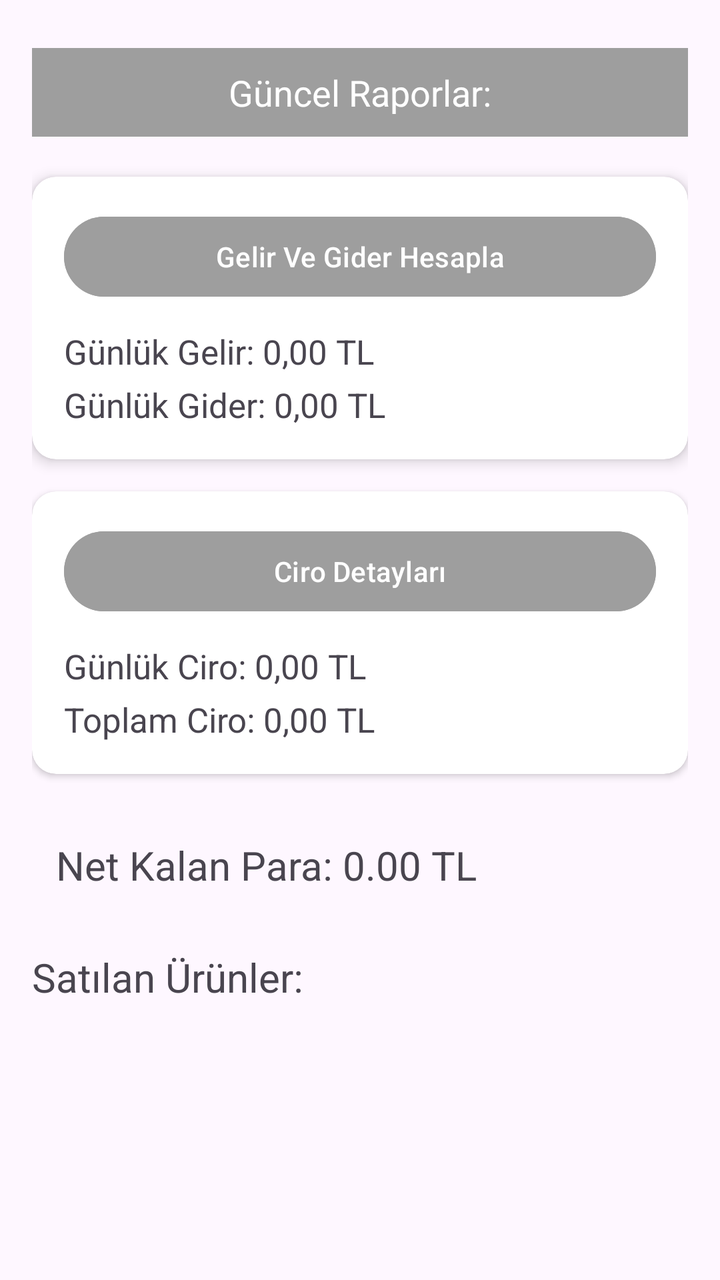
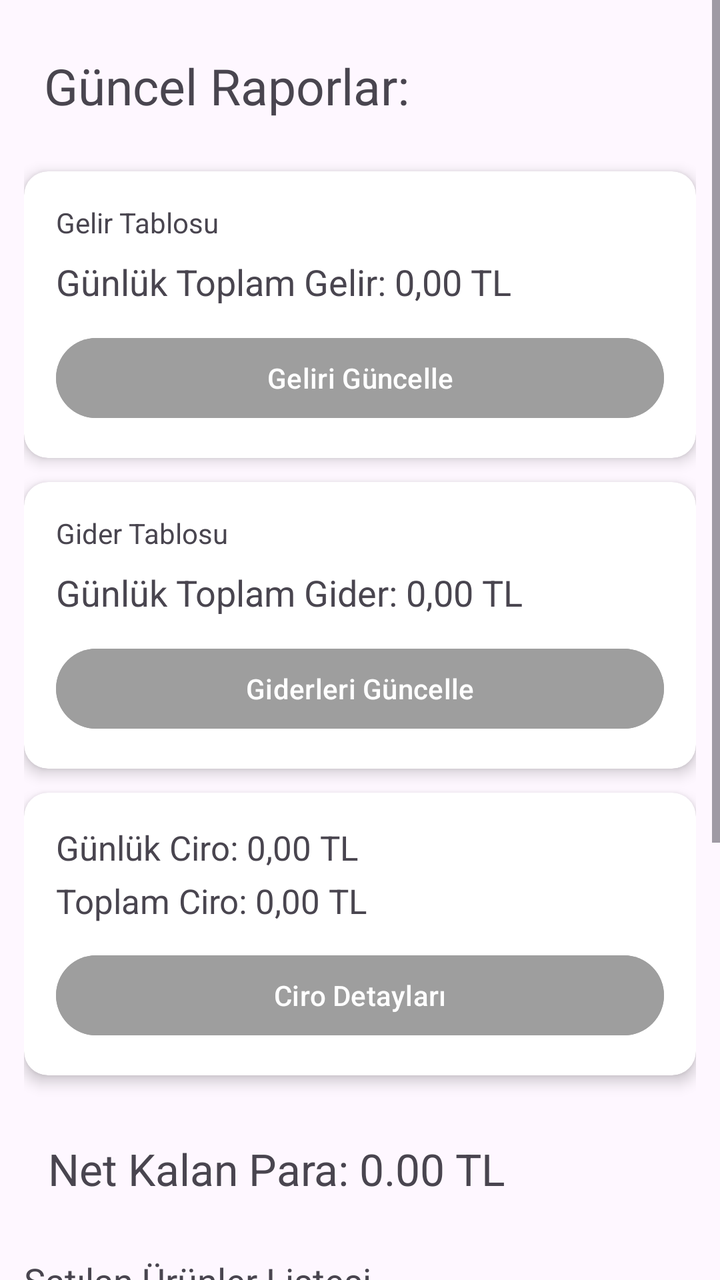

Before-and-after screenshots of an Android layout around one commit, followed by the original layout XML and the change that was made.
<!-- AndroidManifest.xml: application theme Theme.CumhuriyetCafe -->
<!-- res/layout/fragment_ciro_rapor.xml -->
<?xml version="1.0" encoding="utf-8"?>
<androidx.constraintlayout.widget.ConstraintLayout
    xmlns:android="http://schemas.android.com/apk/res/android"
    xmlns:app="http://schemas.android.com/apk/res-auto"
    android:layout_width="match_parent"
    android:layout_height="match_parent"
    android:padding="16dp">
    <TextView
        android:id="@+id/raporTextView"
        android:layout_width="0dp"
        android:layout_height="wrap_content"
        android:layout_marginTop="8dp"
        android:text="Güncel Raporlar:"
        android:textSize="18sp"
        android:gravity="center"
        android:padding="10dp"
        android:background="#9E9E9E"
        android:textColor="@color/white"
        app:layout_constraintEnd_toEndOf="parent"
        app:layout_constraintStart_toStartOf="parent"
        app:layout_constraintTop_toTopOf="parent" />
    <androidx.cardview.widget.CardView
        android:id="@+id/cardGelir"
        android:layout_width="0dp"
        android:layout_height="wrap_content"
        android:layout_marginTop="20dp"
        app:cardCornerRadius="12dp"
        app:cardElevation="4dp"
        app:layout_constraintEnd_toEndOf="parent"
        app:layout_constraintStart_toStartOf="parent"
        app:layout_constraintTop_toBottomOf="@id/raporTextView">

        <LinearLayout
            android:layout_width="match_parent"
            android:layout_height="wrap_content"
            android:orientation="vertical"
            android:padding="16dp">
            <Button
                android:textColor="@color/white"
                android:id="@+id/gelirHesapla"
                android:layout_width="match_parent"
                android:layout_height="wrap_content"
                android:backgroundTint="#9E9E9E"
                android:text="Gelir Ve Gider Hesapla" />

            <TextView
                android:id="@+id/textGunlukGelirHesaplamaView"
                android:layout_width="match_parent"
                android:layout_height="wrap_content"
                android:layout_marginTop="12dp"
                android:text="Günlük Gelir: 0,00 TL"
                android:textSize="17sp" />

            <TextView
                android:id="@+id/textGunlukGiderHesaplamaView"
                android:layout_width="match_parent"
                android:layout_height="wrap_content"
                android:layout_marginTop="4dp"
                android:text="Günlük Gider: 0,00 TL"
                android:textSize="17sp" />
        </LinearLayout>
    </androidx.cardview.widget.CardView>

    <androidx.cardview.widget.CardView
        android:id="@+id/cardCiro"
        android:layout_width="0dp"
        android:layout_height="wrap_content"
        android:layout_marginTop="16dp"
        app:cardCornerRadius="12dp"
        app:layout_constraintEnd_toEndOf="parent"
        app:layout_constraintStart_toStartOf="parent"
        app:layout_constraintTop_toBottomOf="@id/cardGelir">

        <LinearLayout
            android:layout_width="match_parent"
            android:layout_height="wrap_content"
            android:orientation="vertical"
            android:padding="16dp">

            <Button
                android:id="@+id/ciroHesapla"
                android:textColor="@color/white"
                android:layout_width="match_parent"
                android:layout_height="wrap_content"
                android:backgroundTint="#9E9E9E"
                android:text="Ciro Detayları" />

            <TextView
                android:id="@+id/textGunlukCiroHesaplamaView"
                android:layout_width="match_parent"
                android:layout_height="wrap_content"
                android:layout_marginTop="12dp"
                android:text="Günlük Ciro: 0,00 TL"
                android:textSize="17sp" />

            <TextView
                android:id="@+id/textToplamCiroHesaplamaView"
                android:layout_width="match_parent"
                android:layout_height="wrap_content"
                android:layout_marginTop="4dp"
                android:text="Toplam Ciro: 0,00 TL"
                android:textSize="17sp" />
        </LinearLayout>
    </androidx.cardview.widget.CardView>

    <TextView
        android:id="@+id/sonucTextView"
        android:layout_width="match_parent"
        android:layout_height="wrap_content"
        android:layout_marginTop="20dp"
        android:padding="12dp"
        android:text="Net Kalan Para: 0.00 TL"
        android:textSize="20sp"
        app:layout_constraintEnd_toEndOf="parent"
        app:layout_constraintStart_toStartOf="parent"
        app:layout_constraintTop_toBottomOf="@+id/cardCiro" />
    <TextView
        android:id="@+id/kalanParaTextView"
        android:layout_width="wrap_content"
        android:layout_height="wrap_content"
        android:layout_marginTop="17dp"
        android:text="Satılan Ürünler:"
        android:textSize="20sp"
        app:layout_constraintStart_toStartOf="parent"
        app:layout_constraintTop_toBottomOf="@id/sonucTextView" />

    <androidx.recyclerview.widget.RecyclerView
        android:id="@+id/kalanRecyclerViewCiro"
        android:layout_width="match_parent"
        android:layout_height="0dp"
        android:layout_marginTop="8dp"
        android:clipToPadding="false"
        android:paddingBottom="16dp"
        app:layout_constraintBottom_toBottomOf="parent"
        app:layout_constraintTop_toBottomOf="@+id/kalanParaTextView" />

</androidx.constraintlayout.widget.ConstraintLayout>
<!-- resources referenced by this layout -->
<resources>
  <color name="white">#FFFFFFFF</color>
  <style name="Theme.CumhuriyetCafe" parent="Base.Theme.CumhuriyetCafe" />
  <style name="Base.Theme.CumhuriyetCafe" parent="Theme.Material3.DayNight.NoActionBar">
          
          
      </style>
</resources>

<!-- the commit's change to res/layout/fragment_ciro_rapor.xml (unified diff, before → after) -->
@@ -1,137 +1,179 @@
 <?xml version="1.0" encoding="utf-8"?>
-<androidx.constraintlayout.widget.ConstraintLayout
+<ScrollView
     xmlns:android="http://schemas.android.com/apk/res/android"
     xmlns:app="http://schemas.android.com/apk/res-auto"
     android:layout_width="match_parent"
     android:layout_height="match_parent"
-    android:padding="16dp">
-    <TextView
-        android:id="@+id/raporTextView"
-        android:layout_width="0dp"
-        android:layout_height="wrap_content"
-        android:layout_marginTop="8dp"
-        android:text="Güncel Raporlar:"
-        android:textSize="18sp"
-        android:gravity="center"
-        android:padding="10dp"
-        android:background="#9E9E9E"
-        android:textColor="@color/white"
-        app:layout_constraintEnd_toEndOf="parent"
-        app:layout_constraintStart_toStartOf="parent"
-        app:layout_constraintTop_toTopOf="parent" />
-    <androidx.cardview.widget.CardView
-        android:id="@+id/cardGelir"
-        android:layout_width="0dp"
-        android:layout_height="wrap_content"
-        android:layout_marginTop="20dp"
-        app:cardCornerRadius="12dp"
-        app:cardElevation="4dp"
-        app:layout_constraintEnd_toEndOf="parent"
-        app:layout_constraintStart_toStartOf="parent"
-        app:layout_constraintTop_toBottomOf="@id/raporTextView">
+    android:fillViewport="true">
 
-        <LinearLayout
+    <androidx.constraintlayout.widget.ConstraintLayout
+        android:layout_width="match_parent"
+        android:padding="12dp"
+        android:layout_height="wrap_content">
+        <TextView
+            android:id="@+id/raporTextView"
+            android:layout_width="0dp"
+            android:layout_height="wrap_content"
+            android:layout_marginTop="4dp"
+            android:text="Güncel Raporlar:"
+            android:textSize="25sp"
+            android:padding="10dp"
+            app:layout_constraintEnd_toEndOf="parent"
+            app:layout_constraintStart_toStartOf="parent"
+            app:layout_constraintTop_toTopOf="parent" />
+
+        <androidx.cardview.widget.CardView
+            android:id="@+id/cardGelir"
+            android:layout_width="0dp"
+            android:layout_height="wrap_content"
+            android:layout_marginTop="16dp"
+            app:cardCornerRadius="12dp"
+            app:cardElevation="4dp"
+            app:layout_constraintEnd_toEndOf="parent"
+            app:layout_constraintStart_toStartOf="parent"
+            app:layout_constraintTop_toBottomOf="@id/raporTextView">
+
+            <LinearLayout
+                android:layout_width="match_parent"
+                android:layout_height="wrap_content"
+                android:orientation="vertical"
+                android:padding="16dp">
+
+                <TextView
+                    android:layout_width="wrap_content"
+                    android:layout_height="wrap_content"
+                    android:text="Gelir Tablosu" />
+
+                <TextView
+                    android:id="@+id/textGunlukGelirHesaplamaView"
+                    android:layout_width="match_parent"
+                    android:layout_height="wrap_content"
+                    android:layout_marginTop="8dp"
+                    android:text="Günlük Toplam Gelir: 0,00 TL"
+                    android:textSize="18sp" />
+
+                <Button
+                    android:id="@+id/gelirHesapla"
+                    android:layout_width="match_parent"
+                    android:layout_height="wrap_content"
+                    android:layout_marginTop="12dp"
+                    android:backgroundTint="#9E9E9E"
+                    android:text="Geliri Güncelle"
+                    android:textColor="@color/white" />
+            </LinearLayout>
+        </androidx.cardview.widget.CardView>
+
+        <androidx.cardview.widget.CardView
+            android:id="@+id/cardGider"
+            android:layout_width="0dp"
+            android:layout_height="wrap_content"
+            android:layout_marginTop="12dp"
+            app:cardCornerRadius="12dp"
+            app:cardElevation="4dp"
+            app:layout_constraintEnd_toEndOf="parent"
+            app:layout_constraintStart_toStartOf="parent"
+            app:layout_constraintTop_toBottomOf="@id/cardGelir">
+
+            <LinearLayout
+                android:layout_width="match_parent"
+                android:layout_height="wrap_content"
+                android:orientation="vertical"
+                android:padding="16dp">
+
+                <TextView
+                    android:layout_width="wrap_content"
+                    android:layout_height="wrap_content"
+                    android:text="Gider Tablosu" />
+
+                <TextView
+                    android:id="@+id/textGunlukGiderHesaplamaView"
+                    android:layout_width="match_parent"
+                    android:layout_height="wrap_content"
+                    android:layout_marginTop="8dp"
+                    android:text="Günlük Toplam Gider: 0,00 TL"
+                    android:textSize="18sp" />
+
+                <Button
+                    android:layout_width="match_parent"
+                    android:layout_height="wrap_content"
+                    android:layout_marginTop="12dp"
+                    android:text="Giderleri Güncelle"
+                    android:backgroundTint="#9E9E9E"
+                    android:textColor="@color/white" />
+            </LinearLayout>
+        </androidx.cardview.widget.CardView>
+
+        <androidx.cardview.widget.CardView
+            android:id="@+id/cardCiro"
+            android:layout_width="0dp"
+            android:layout_height="wrap_content"
+            android:layout_marginTop="12dp"
+            app:cardCornerRadius="12dp"
+            app:cardElevation="4dp"
+            app:layout_constraintEnd_toEndOf="parent"
+            app:layout_constraintStart_toStartOf="parent"
+            app:layout_constraintTop_toBottomOf="@id/cardGider">
+
+            <LinearLayout
+                android:layout_width="match_parent"
+                android:layout_height="wrap_content"
+                android:orientation="vertical"
+                android:padding="16dp">
+
+                <TextView
+                    android:id="@+id/textGunlukCiroHesaplamaView"
+                    android:layout_width="match_parent"
+                    android:layout_height="wrap_content"
+                    android:text="Günlük Ciro: 0,00 TL"
+                    android:textSize="17sp" />
+
+                <TextView
+                    android:id="@+id/textToplamCiroHesaplamaView"
+                    android:layout_width="match_parent"
+                    android:layout_height="wrap_content"
+                    android:layout_marginTop="4dp"
+                    android:text="Toplam Ciro: 0,00 TL"
+                    android:textSize="17sp" />
+
+                <Button
+                    android:id="@+id/ciroHesapla"
+                    android:layout_width="match_parent"
+                    android:layout_height="wrap_content"
+                    android:layout_marginTop="12dp"
+                    android:backgroundTint="#9E9E9E"
+                    android:text="Ciro Detayları"
+                    android:textColor="@color/white" />
+            </LinearLayout>
+        </androidx.cardview.widget.CardView>
+
+        <TextView
+            android:id="@+id/sonucTextView"
             android:layout_width="match_parent"
             android:layout_height="wrap_content"
-            android:orientation="vertical"
-            android:padding="16dp">
-            <Button
-                android:textColor="@color/white"
-                android:id="@+id/gelirHesapla"
-                android:layout_width="match_parent"
-                android:layout_height="wrap_content"
-                android:backgroundTint="#9E9E9E"
-                android:text="Gelir Ve Gider Hesapla" />
+            android:layout_marginTop="20dp"
+            android:padding="12dp"
+            android:text="Net Kalan Para: 0.00 TL"
+            android:textSize="22sp"
+            app:layout_constraintEnd_toEndOf="parent"
+            app:layout_constraintStart_toStartOf="parent"
+            app:layout_constraintTop_toBottomOf="@+id/cardCiro" />
 
-            <TextView
-                android:id="@+id/textGunlukGelirHesaplamaView"
-                android:layout_width="match_parent"
-                android:layout_height="wrap_content"
-                android:layout_marginTop="12dp"
-                android:text="Günlük Gelir: 0,00 TL"
-                android:textSize="17sp" />
+        <TextView
+            android:id="@+id/kalanParaTextView"
+            android:layout_width="wrap_content"
+            android:layout_height="wrap_content"
+            android:layout_marginTop="17dp"
+            android:text="Satılan Ürünler Listesi"
+            android:textSize="18sp"
+            app:layout_constraintTop_toBottomOf="@id/sonucTextView" />
 
-            <TextView
-                android:id="@+id/textGunlukGiderHesaplamaView"
-                android:layout_width="match_parent"
-                android:layout_height="wrap_content"
-                android:layout_marginTop="4dp"
-                android:text="Günlük Gider: 0,00 TL"
-                android:textSize="17sp" />
-        </LinearLayout>
-    </androidx.cardview.widget.CardView>
+        <androidx.recyclerview.widget.RecyclerView
+            android:id="@+id/kalanRecyclerViewCiro"
+            android:layout_width="match_parent"
+            android:layout_height="300dp"
+            android:layout_marginTop="8dp"
+            android:clipToPadding="false"
+            app:layout_constraintTop_toBottomOf="@+id/kalanParaTextView" />
 
-    <androidx.cardview.widget.CardView
-        android:id="@+id/cardCiro"
-        android:layout_width="0dp"
-        android:layout_height="wrap_content"
-        android:layout_marginTop="16dp"
-        app:cardCornerRadius="12dp"
-        app:layout_constraintEnd_toEndOf="parent"
-        app:layout_constraintStart_toStartOf="parent"
-        app:layout_constraintTop_toBottomOf="@id/cardGelir">
-
-        <LinearLayout
-            android:layout_width="match_parent"
-            android:layout_height="wrap_content"
-            android:orientation="vertical"
-            android:padding="16dp">
-
-            <Button
-                android:id="@+id/ciroHesapla"
-                android:textColor="@color/white"
-                android:layout_width="match_parent"
-                android:layout_height="wrap_content"
-                android:backgroundTint="#9E9E9E"
-                android:text="Ciro Detayları" />
-
-            <TextView
-                android:id="@+id/textGunlukCiroHesaplamaView"
-                android:layout_width="match_parent"
-                android:layout_height="wrap_content"
-                android:layout_marginTop="12dp"
-                android:text="Günlük Ciro: 0,00 TL"
-                android:textSize="17sp" />
-
-            <TextView
-                android:id="@+id/textToplamCiroHesaplamaView"
-                android:layout_width="match_parent"
-                android:layout_height="wrap_content"
-                android:layout_marginTop="4dp"
-                android:text="Toplam Ciro: 0,00 TL"
-                android:textSize="17sp" />
-        </LinearLayout>
-    </androidx.cardview.widget.CardView>
-
-    <TextView
-        android:id="@+id/sonucTextView"
-        android:layout_width="match_parent"
-        android:layout_height="wrap_content"
-        android:layout_marginTop="20dp"
-        android:padding="12dp"
-        android:text="Net Kalan Para: 0.00 TL"
-        android:textSize="20sp"
-        app:layout_constraintEnd_toEndOf="parent"
-        app:layout_constraintStart_toStartOf="parent"
-        app:layout_constraintTop_toBottomOf="@+id/cardCiro" />
-    <TextView
-        android:id="@+id/kalanParaTextView"
-        android:layout_width="wrap_content"
-        android:layout_height="wrap_content"
-        android:layout_marginTop="17dp"
-        android:text="Satılan Ürünler:"
-        android:textSize="20sp"
-        app:layout_constraintStart_toStartOf="parent"
-        app:layout_constraintTop_toBottomOf="@id/sonucTextView" />
-
-    <androidx.recyclerview.widget.RecyclerView
-        android:id="@+id/kalanRecyclerViewCiro"
-        android:layout_width="match_parent"
-        android:layout_height="0dp"
-        android:layout_marginTop="8dp"
-        android:clipToPadding="false"
-        android:paddingBottom="16dp"
-        app:layout_constraintBottom_toBottomOf="parent"
-        app:layout_constraintTop_toBottomOf="@+id/kalanParaTextView" />
-
-</androidx.constraintlayout.widget.ConstraintLayout>
+    </androidx.constraintlayout.widget.ConstraintLayout>
+</ScrollView>
